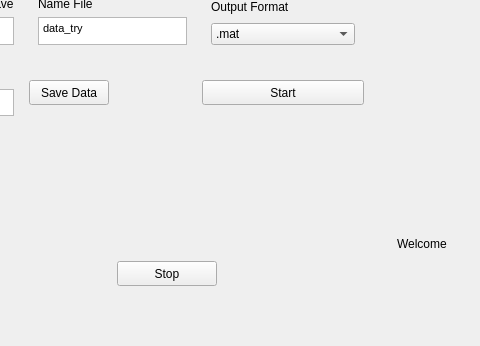
First picture: the form in GlobalGUI/gui/uis/pages/main_pages.ui, repository SSierraAl/OFI-Blader-Analysis, before the edit; both pictures show x 197 to 677 and y 310 to 656 of the 1137 by 818 pixel window.
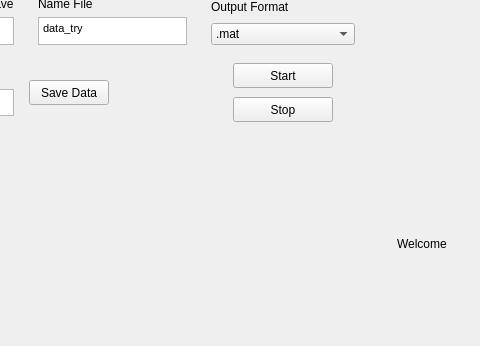
Second picture: the form after the edit.

What changed in the file:
```diff
--- a/GlobalGUI/gui/uis/pages/main_pages.ui
+++ b/GlobalGUI/gui/uis/pages/main_pages.ui
@@ -1819,6 +1819,21 @@
                  </spacer>
                 </item>
                 <item row="7" column="4">
+                 <layout class="QGridLayout" name="gridLayout_10">
+                  <item row="1" column="0">
+                   <widget class="QPushButton" name="Ok_Button">
+                    <property name="maximumSize">
+                     <size>
+                      <width>100</width>
+                      <height>25</height>
+                     </size>
+                    </property>
+                    <property name="text">
+                     <string>Stop</string>
+                    </property>
+                   </widget>
+                  </item>
+                  <item row="0" column="0">
                  <widget class="QPushButton" name="portsButton">
                   <property name="maximumSize">
                    <size>
@@ -1831,6 +1846,8 @@
                   </property>
                  </widget>
                 </item>
+                 </layout>
+                </item>
                 <item row="7" column="2">
                  <widget class="QPushButton" name="Save_Data">
                   <property name="maximumSize">
@@ -1889,19 +1906,6 @@
                   </property>
                  </spacer>
                 </item>
-                <item row="0" column="4">
-                 <widget class="QPushButton" name="Ok_Button">
-                  <property name="maximumSize">
-                   <size>
-                    <width>100</width>
-                    <height>25</height>
-                   </size>
-                  </property>
-                  <property name="text">
-                   <string>Stop</string>
-                  </property>
-                 </widget>
-                </item>
                </layout>
               </widget>
              </item>
```
Lines whose indentation alone changed are shown as unchanged.
